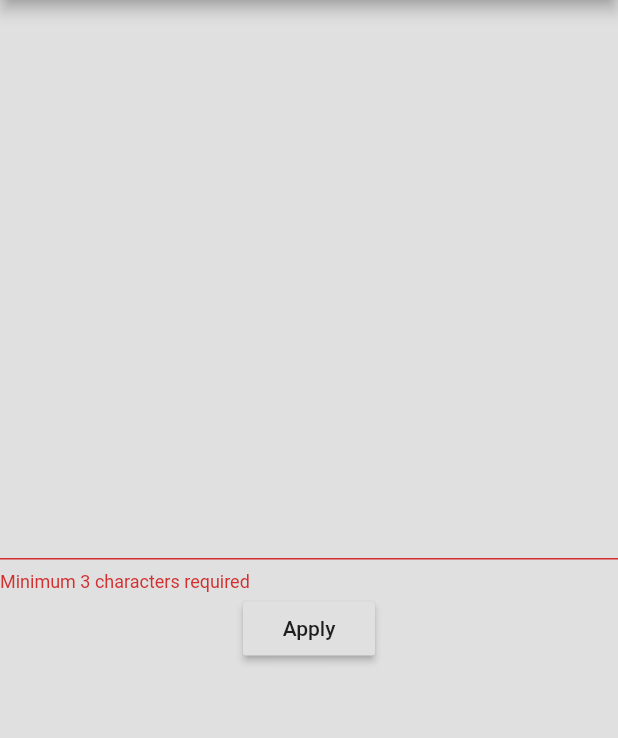
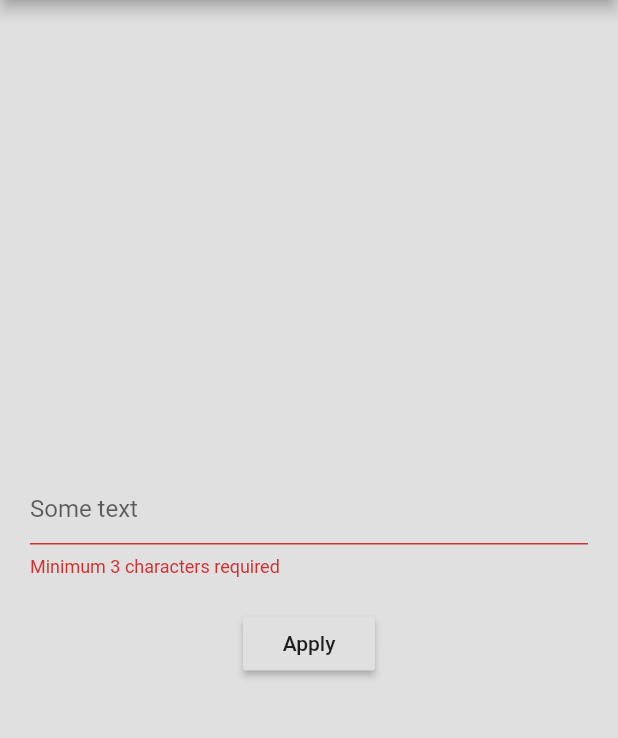
Before and after one commit to valentyn-dymaretskyi/FlutterHomeTask, a Flutter app: the screen it shows after launch, after a tap on "Apply", on a phone screen of 412 x 824 dp, the part 84-822 px from its top. Run offline on Flutter 3.47's test engine with Material 2 defaults, Android fonts, the phone set to English and light mode, and no system bars; our stand-ins replace google_maps_flutter.

Commit message:
Changes after viewing the code by the mentor

```diff
--- a/lib/app.dart
+++ b/lib/app.dart
@@ -4,11 +4,11 @@ import 'package:flutter/material.dart';
 
 class AppRootWidget extends StatefulWidget {
   @override
-  AppRootWidgetState createState() => new AppRootWidgetState();
+  AppRootWidgetState createState() => AppRootWidgetState();
 }
 
 class AppRootWidgetState extends State<AppRootWidget> {
-  ThemeData get _themeData => new ThemeData(
+  ThemeData get _themeData => ThemeData(
     primaryColor: Colors.cyan,
     accentColor: Colors.indigo,
     scaffoldBackgroundColor: Colors.grey[300],
@@ -16,11 +16,11 @@ class AppRootWidgetState extends State<AppRootWidget> {
 
   @override
   Widget build(BuildContext context) {
-    return new MaterialApp(
+    return MaterialApp(
       theme: _themeData,
       routes: {
-        '/': (BuildContext context) => new HomeScreen(),
-        '/auth': (BuildContext context) => new AuthScreen(),
+        '/': (BuildContext context) => HomeScreen(),
+        '/auth': (BuildContext context) => AuthScreen(),
       },
     );
   }
--- a/lib/app_state_container.dart
+++ b/lib/app_state_container.dart
@@ -17,7 +17,7 @@ class AppStateContainer extends StatefulWidget {
   }
 
   @override
-  _AppStateContainerState createState() => new _AppStateContainerState();
+  _AppStateContainerState createState() => _AppStateContainerState();
 }
 
 class _AppStateContainerState extends State<AppStateContainer> {
@@ -29,7 +29,7 @@ class _AppStateContainerState extends State<AppStateContainer> {
     if (widget.state != null) {
       state = widget.state;
     } else {
-      state = new AppState.loading();
+      state = AppState.loading();
       _onLoading();
     }
   }
@@ -42,7 +42,7 @@ class _AppStateContainerState extends State<AppStateContainer> {
   }
 
   void _onLoading() {
-    new Future.delayed(new Duration(seconds: 2), ()
+    Future.delayed(Duration(seconds: 2), ()
     {
       setState(() {
         state.isLoading = false;
@@ -52,7 +52,7 @@ class _AppStateContainerState extends State<AppStateContainer> {
 
   @override
   Widget build(BuildContext context) {
-    return new _InheritedStateContainer(
+    return _InheritedStateContainer(
       data: this,
       child: widget.child,
     );
--- a/lib/main.dart
+++ b/lib/main.dart
@@ -3,7 +3,7 @@ import 'package:home_task/app_state_container.dart';
 import 'package:flutter/material.dart';
 
 void main() {
-  runApp(new AppStateContainer(
-    child: new AppRootWidget(),
+  runApp(AppStateContainer(
+    child: AppRootWidget(),
   ));
 }
--- a/lib/models/app_state.dart
+++ b/lib/models/app_state.dart
@@ -8,7 +8,7 @@ class AppState {
     this.submittedText,
   });
 
-  factory AppState.loading() => new AppState(isLoading: true);
+  factory AppState.loading() => AppState(isLoading: true);
 
   @override
   String toString() {
--- a/lib/screens/auth_screen.dart
+++ b/lib/screens/auth_screen.dart
@@ -4,7 +4,7 @@ import 'package:home_task/app_state_container.dart';
 
 class AuthScreen extends StatefulWidget {
   @override
-  _AuthScreenState createState() => new _AuthScreenState();
+  _AuthScreenState createState() => _AuthScreenState();
 }
 
 class _AuthScreenState extends State<AuthScreen> {
@@ -26,13 +26,17 @@ class _AuthScreenState extends State<AuthScreen> {
           mainAxisAlignment: MainAxisAlignment.center,
           crossAxisAlignment: CrossAxisAlignment.center,
           children: <Widget>[
-            TextFormField(
+            Padding(
+                padding: EdgeInsets.only(left: 20, right: 20, bottom: 20),
+                child: TextFormField(
+                  decoration: InputDecoration(hintText: 'Some text'),
                   validator: (value) {
                     if (value.length < 3) {
                       return 'Minimum 3 characters required';
                     }
                     return null;
                   },
+                ),
             ),
             RaisedButton(
               onPressed: () {
--- a/lib/screens/home_screen.dart
+++ b/lib/screens/home_screen.dart
@@ -7,7 +7,7 @@ import 'map_screen.dart';
 
 class HomeScreen extends StatefulWidget {
   @override
-  _HomeScreenState createState() => new _HomeScreenState();
+  _HomeScreenState createState() => _HomeScreenState();
 }
 
 class _HomeScreenState extends State<HomeScreen> {
--- a/lib/screens/map_screen.dart
+++ b/lib/screens/map_screen.dart
@@ -5,7 +5,7 @@ import 'package:google_maps_flutter/google_maps_flutter.dart';
 
 class MapScreen extends StatefulWidget {
   @override
-  _MapScreenState createState() => new _MapScreenState();
+  _MapScreenState createState() => _MapScreenState();
 }
 
 class _MapScreenState extends State<MapScreen>  {
@@ -26,14 +26,14 @@ class _MapScreenState extends State<MapScreen>  {
         double randomLat = nextDouble(45.5, 45.6);
         double randomLng = nextDouble(-122.6, -122.7);
 
-          setState(() {
         _markers.add(Marker(
           markerId: MarkerId(i.toString()),
           position: LatLng(randomLat, randomLng),
           icon: BitmapDescriptor.defaultMarker,
         ));
-          });
       }
+
+      setState(() {});
     }
 
     @override
--- a/pubspec.yaml
+++ b/pubspec.yaml
@@ -14,7 +14,7 @@ description: A new Flutter application.
 version: 1.0.0+1
 
 environment:
-  sdk: ">=2.1.0 <3.0.0"
+  sdk: ">=2.7.0 <3.0.0"
 
 dependencies:
   google_maps_flutter: ^0.4.0
```
Also changed, not shown: pubspec.lock. Lines whose indentation alone changed are shown as unchanged.
